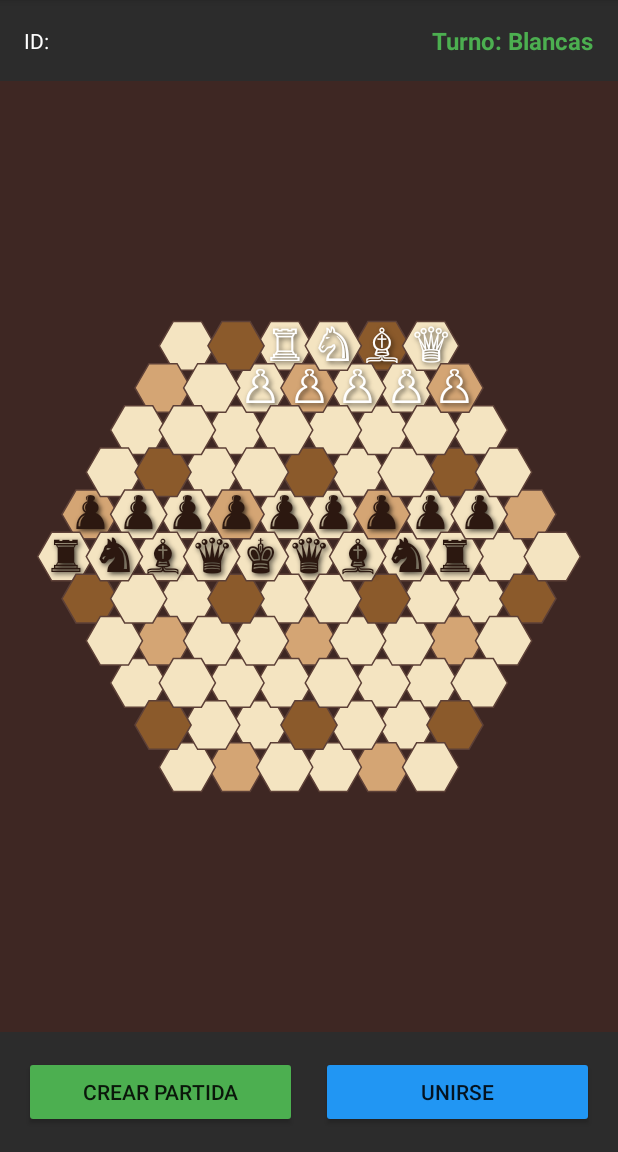
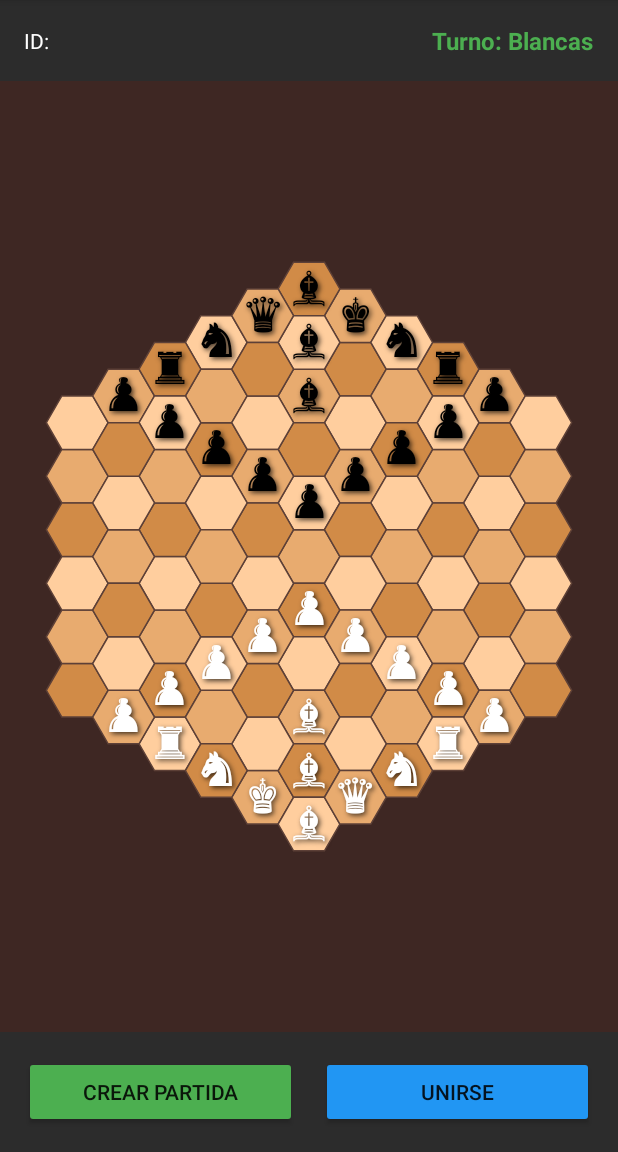
Before and after one commit to BarbieLumbreras/equipo6-proyectoequipou2, an Android app: the screen it shows after launch (MainActivity), on a phone screen of 412 x 824 dp, the part 84-1236 px from its top. Run offline under Robolectric (Android 15) with nearby library versions, the phone set to English and light mode, and no system bars; our stand-ins replace Firebase (no records; nobody signed in at launch, a user with empty details on screens opened directly).

Commit message:
Correccion de errores

```diff
--- a/app/src/main/java/upv_dap/sep_dic_25/itiid_76129/hexagonalchess/ChessPiece.java
+++ b/app/src/main/java/upv_dap/sep_dic_25/itiid_76129/hexagonalchess/ChessPiece.java
@@ -25,13 +25,14 @@ public class ChessPiece {
 
     // Obtener símbolo Unicode para representar la pieza
     public String getSymbol() {
+        // Usar símbolos más consistentes (todos rellenos o todos vacíos)
         switch (type) {
-            case KING:   return color == PieceColor.WHITE ? "♔" : "♚";
-            case QUEEN:  return color == PieceColor.WHITE ? "♕" : "♛";
-            case ROOK:   return color == PieceColor.WHITE ? "♖" : "♜";
-            case BISHOP: return color == PieceColor.WHITE ? "♗" : "♝";
-            case KNIGHT: return color == PieceColor.WHITE ? "♘" : "♞";
-            case PAWN:   return color == PieceColor.WHITE ? "♙" : "♟";
+            case KING:   return "♚"; //REY
+            case QUEEN:  return "♛"; //DAMA
+            case ROOK:   return "♜"; //TORRE
+            case BISHOP: return "♝"; //ALFIL
+            case KNIGHT: return "♞"; //JUAN
+            case PAWN:   return "♟"; //CORNEJO
             default:     return "";
         }
     }
--- a/app/src/main/java/upv_dap/sep_dic_25/itiid_76129/hexagonalchess/HexBoard.java
+++ b/app/src/main/java/upv_dap/sep_dic_25/itiid_76129/hexagonalchess/HexBoard.java
@@ -30,19 +30,18 @@ public class HexBoard {
     }
 
     private String getCellColor(int q, int r) {
-        int s = -q - r;
-        int qMod = ((q % 3) + 3) % 3;
-        int rMod = ((r % 3) + 3) % 3;
-        int sMod = ((s % 3) + 3) % 3;
+        // Patrón verificado para ajedrez hexagonal Gliński
+        // Usando la fórmula: (q - r) mod 3
 
-        if (qMod == 0 && rMod == 0 && sMod == 0) return "light";
-        if (qMod == 1 && rMod == 1 && sMod == 1) return "medium";
-        if (qMod == 2 && rMod == 2 && sMod == 2) return "dark";
+        int colorValue = (q - r) % 3;
+        if (colorValue < 0) colorValue += 3;
 
-        int sum = (qMod + rMod + sMod) % 3;
-        if (sum == 0) return "light";
-        if (sum == 1) return "medium";
-        return "dark";
+        switch (colorValue) {
+            case 0: return "medium";
+            case 1: return "light";
+            case 2: return "dark";
+            default: return "light";
+        }
     }
 
     // Posiciones según tablero estándar de Gliński
@@ -50,54 +49,57 @@ public class HexBoard {
     // - Negras arriba (filas 10-11)
     // - Blancas abajo (filas 1-2)
     private void setupInitialPieces() {
-        // === PIEZAS NEGRAS (ARRIBA) ===
-        // Fila 11 - La fila más superior con las piezas principales
-        // En la imagen: a11=Torre, b11=Caballo, c11=Alfil, d11=Dama, e11=Rey, f11=Dama, g11=Alfil, h11=Caballo, i11=Torre
+        // === PIEZAS NEGRAS (ARRIBA - lado norte) ===
 
-        // Usando r=-5 para la fila superior
-        placePiece(-5, 0, ChessPiece.PieceType.ROOK, ChessPiece.PieceColor.BLACK);      // a11
-        placePiece(-4, 0, ChessPiece.PieceType.KNIGHT, ChessPiece.PieceColor.BLACK);    // b11
-        placePiece(-3, 0, ChessPiece.PieceType.BISHOP, ChessPiece.PieceColor.BLACK);    // c11
-        placePiece(-2, 0, ChessPiece.PieceType.QUEEN, ChessPiece.PieceColor.BLACK);     // d11
-        placePiece(-1, 0, ChessPiece.PieceType.KING, ChessPiece.PieceColor.BLACK);      // e11
-        placePiece(0, 0, ChessPiece.PieceType.QUEEN, ChessPiece.PieceColor.BLACK);      // f11
-        placePiece(1, 0, ChessPiece.PieceType.BISHOP, ChessPiece.PieceColor.BLACK);     // g11
-        placePiece(2, 0, ChessPiece.PieceType.KNIGHT, ChessPiece.PieceColor.BLACK);     // h11
-        placePiece(3, 0, ChessPiece.PieceType.ROOK, ChessPiece.PieceColor.BLACK);       // i11
+        // Fila 11 (r = -5) - Piezas principales negras
+        placePiece(-1, -4, ChessPiece.PieceType.QUEEN, ChessPiece.PieceColor.BLACK);
+        placePiece(1, -5, ChessPiece.PieceType.KING, ChessPiece.PieceColor.BLACK);
 
-        // Fila 10 - Peones negros
-        placePiece(-5, 1, ChessPiece.PieceType.PAWN, ChessPiece.PieceColor.BLACK);
-        placePiece(-4, 1, ChessPiece.PieceType.PAWN, ChessPiece.PieceColor.BLACK);
-        placePiece(-3, 1, ChessPiece.PieceType.PAWN, ChessPiece.PieceColor.BLACK);
-        placePiece(-2, 1, ChessPiece.PieceType.PAWN, ChessPiece.PieceColor.BLACK);
-        placePiece(-1, 1, ChessPiece.PieceType.PAWN, ChessPiece.PieceColor.BLACK);
-        placePiece(0, 1, ChessPiece.PieceType.PAWN, ChessPiece.PieceColor.BLACK);
-        placePiece(1, 1, ChessPiece.PieceType.PAWN, ChessPiece.PieceColor.BLACK);
-        placePiece(2, 1, ChessPiece.PieceType.PAWN, ChessPiece.PieceColor.BLACK);
-        placePiece(3, 1, ChessPiece.PieceType.PAWN, ChessPiece.PieceColor.BLACK);
+        placePiece(0, -5, ChessPiece.PieceType.BISHOP, ChessPiece.PieceColor.BLACK);
+        placePiece(0, -4, ChessPiece.PieceType.BISHOP, ChessPiece.PieceColor.BLACK);
+        placePiece(0, -3, ChessPiece.PieceType.BISHOP, ChessPiece.PieceColor.BLACK);
 
-        // === PIEZAS BLANCAS (ABAJO) ===
-        // Fila 2 - Peones blancos
+        placePiece(2, -5, ChessPiece.PieceType.KNIGHT, ChessPiece.PieceColor.BLACK);
+        placePiece(-2, -3, ChessPiece.PieceType.KNIGHT, ChessPiece.PieceColor.BLACK);
+        placePiece(3, -5, ChessPiece.PieceType.ROOK, ChessPiece.PieceColor.BLACK);
+        placePiece(-3, -2, ChessPiece.PieceType.ROOK, ChessPiece.PieceColor.BLACK);
+
+        // Fila 10 (r = -4) - Peones negros
+        placePiece(-4, -1, ChessPiece.PieceType.PAWN, ChessPiece.PieceColor.BLACK);
+        placePiece(-3, -1, ChessPiece.PieceType.PAWN, ChessPiece.PieceColor.BLACK);
+        placePiece(-2, -1, ChessPiece.PieceType.PAWN, ChessPiece.PieceColor.BLACK);
+        placePiece(-1, -1, ChessPiece.PieceType.PAWN, ChessPiece.PieceColor.BLACK);
+        placePiece(0, -1, ChessPiece.PieceType.PAWN, ChessPiece.PieceColor.BLACK);
+        placePiece(1, -2, ChessPiece.PieceType.PAWN, ChessPiece.PieceColor.BLACK);
+        placePiece(2, -3, ChessPiece.PieceType.PAWN, ChessPiece.PieceColor.BLACK);
+        placePiece(3, -4, ChessPiece.PieceType.PAWN, ChessPiece.PieceColor.BLACK);
+        placePiece(4, -5, ChessPiece.PieceType.PAWN, ChessPiece.PieceColor.BLACK);
+
+        // === PIEZAS BLANCAS (ABAJO) === - COORDENADAS INVERTIDAS
+
+// Réplica simétrica de las piezas negras
+        placePiece(1, 4, ChessPiece.PieceType.QUEEN, ChessPiece.PieceColor.WHITE);
+        placePiece(-1, 5, ChessPiece.PieceType.KING, ChessPiece.PieceColor.WHITE);
+
+        placePiece(0, 5, ChessPiece.PieceType.BISHOP, ChessPiece.PieceColor.WHITE);
+        placePiece(0, 4, ChessPiece.PieceType.BISHOP, ChessPiece.PieceColor.WHITE);
+        placePiece(0, 3, ChessPiece.PieceType.BISHOP, ChessPiece.PieceColor.WHITE);
+
+        placePiece(-2, 5, ChessPiece.PieceType.KNIGHT, ChessPiece.PieceColor.WHITE);
+        placePiece(2, 3, ChessPiece.PieceType.KNIGHT, ChessPiece.PieceColor.WHITE);
+        placePiece(-3, 5, ChessPiece.PieceType.ROOK, ChessPiece.PieceColor.WHITE);
+        placePiece(3, 2, ChessPiece.PieceType.ROOK, ChessPiece.PieceColor.WHITE);
+
+// Peones blancos
+        placePiece(4, 1, ChessPiece.PieceType.PAWN, ChessPiece.PieceColor.WHITE);
+        placePiece(3, 1, ChessPiece.PieceType.PAWN, ChessPiece.PieceColor.WHITE);
+        placePiece(2, 1, ChessPiece.PieceType.PAWN, ChessPiece.PieceColor.WHITE);
+        placePiece(1, 1, ChessPiece.PieceType.PAWN, ChessPiece.PieceColor.WHITE);
+        placePiece(0, 1, ChessPiece.PieceType.PAWN, ChessPiece.PieceColor.WHITE);
+        placePiece(-1, 2, ChessPiece.PieceType.PAWN, ChessPiece.PieceColor.WHITE);
+        placePiece(-2, 3, ChessPiece.PieceType.PAWN, ChessPiece.PieceColor.WHITE);
         placePiece(-3, 4, ChessPiece.PieceType.PAWN, ChessPiece.PieceColor.WHITE);
-        placePiece(-2, 4, ChessPiece.PieceType.PAWN, ChessPiece.PieceColor.WHITE);
-        placePiece(-1, 4, ChessPiece.PieceType.PAWN, ChessPiece.PieceColor.WHITE);
-        placePiece(0, 4, ChessPiece.PieceType.PAWN, ChessPiece.PieceColor.WHITE);
-        placePiece(1, 4, ChessPiece.PieceType.PAWN, ChessPiece.PieceColor.WHITE);
-        placePiece(2, 4, ChessPiece.PieceType.PAWN, ChessPiece.PieceColor.WHITE);
-        placePiece(3, 4, ChessPiece.PieceType.PAWN, ChessPiece.PieceColor.WHITE);
-        placePiece(4, 4, ChessPiece.PieceType.PAWN, ChessPiece.PieceColor.WHITE);
-        placePiece(5, 4, ChessPiece.PieceType.PAWN, ChessPiece.PieceColor.WHITE);
-
-        // Fila 1 - Piezas principales blancas
-        placePiece(-3, 5, ChessPiece.PieceType.ROOK, ChessPiece.PieceColor.WHITE);      // a1
-        placePiece(-2, 5, ChessPiece.PieceType.KNIGHT, ChessPiece.PieceColor.WHITE);    // b1
-        placePiece(-1, 5, ChessPiece.PieceType.BISHOP, ChessPiece.PieceColor.WHITE);    // c1
-        placePiece(0, 5, ChessPiece.PieceType.QUEEN, ChessPiece.PieceColor.WHITE);      // d1
-        placePiece(1, 5, ChessPiece.PieceType.KING, ChessPiece.PieceColor.WHITE);       // e1
-        placePiece(2, 5, ChessPiece.PieceType.QUEEN, ChessPiece.PieceColor.WHITE);      // f1
-        placePiece(3, 5, ChessPiece.PieceType.BISHOP, ChessPiece.PieceColor.WHITE);     // g1
-        placePiece(4, 5, ChessPiece.PieceType.KNIGHT, ChessPiece.PieceColor.WHITE);     // h1
-        placePiece(5, 5, ChessPiece.PieceType.ROOK, ChessPiece.PieceColor.WHITE);       // i1
+        placePiece(-4, 5, ChessPiece.PieceType.PAWN, ChessPiece.PieceColor.WHITE);
     }
 
     private void placePiece(int q, int r, ChessPiece.PieceType type, ChessPiece.PieceColor color) {
--- a/app/src/main/java/upv_dap/sep_dic_25/itiid_76129/hexagonalchess/HexagonalBoardView.java
+++ b/app/src/main/java/upv_dap/sep_dic_25/itiid_76129/hexagonalchess/HexagonalBoardView.java
@@ -54,7 +54,7 @@ public class HexagonalBoardView extends View {
         hexPaint.setStyle(Paint.Style.FILL);
 
         textPaint = new Paint(Paint.ANTI_ALIAS_FLAG);
-        textPaint.setTextSize(45f);
+        textPaint.setTextSize(hexSize * 0.9f);; // Tamaño relativo al hexágono
         textPaint.setTextAlign(Paint.Align.CENTER);
         textPaint.setColor(Color.BLACK);
 
@@ -78,7 +78,7 @@ public class HexagonalBoardView extends View {
         centerX = w / 2f;
         centerY = h / 2f;
         // Ajustar para radio 5 (11 hexágonos en el diámetro más ancho)
-        hexSize = Math.min(w, h) / 22f;
+        hexSize = Math.min(w, h) / 20f;
     }
 
     @Override
@@ -91,7 +91,7 @@ public class HexagonalBoardView extends View {
         for (HexCell cell : board.getAllCells().values()) {
             drawHexCell(canvas, cell);
         }
-
+        //drawCoordinates(canvas);
         // Dibujar movimientos válidos si hay una celda seleccionada
         if (selectedCell != null && validMoves != null) {
             for (HexCell cell : validMoves) {
@@ -138,11 +138,11 @@ public class HexagonalBoardView extends View {
         // Colores que coinciden con la imagen de referencia
         switch (cell.getColor()) {
             case "light":
-                return Color.parseColor("#F4E4C1"); // Beige muy claro
+                return Color.parseColor("#ffce9e"); // Beige muy claro
             case "medium":
-                return Color.parseColor("#D4A574"); // Café medio/naranja
+                return Color.parseColor("#e8ab6f"); // Café medio/naranja
             case "dark":
-                return Color.parseColor("#8B5A2B"); // Café oscuro
+                return Color.parseColor("#d18b47"); // Café oscuro
             default:
                 return Color.LTGRAY;
         }
@@ -152,7 +152,7 @@ public class HexagonalBoardView extends View {
         if (piece.getColor() == ChessPiece.PieceColor.WHITE) {
             textPaint.setColor(Color.WHITE);
         } else {
-            textPaint.setColor(Color.parseColor("#2C1810"));
+            textPaint.setColor(Color.parseColor("#000000"));
         }
 
         textPaint.setShadowLayer(4, 2, 2, Color.argb(180, 0, 0, 0));
@@ -191,15 +191,19 @@ public class HexagonalBoardView extends View {
 
     private Path createHexagonPath(PointF center) {
         Path path = new Path();
-        // CAMBIO CRÍTICO: Hexágono flat-top (lado plano arriba/abajo)
-        // Comenzar desde 0° para orientación correcta
+        float radius = hexSize;
+
+        // CORRECCIÓN: Orientación point-top (puntas arriba/abajo)
         for (int i = 0; i < 6; i++) {
-            float angle = (float) (Math.PI / 3 * i); // Sin offset, empieza en 0°
-            float x = center.x + hexSize * (float) Math.cos(angle);
-            float y = center.y + hexSize * (float) Math.sin(angle);
+            float angle = (float) (Math.PI / 3 * i); // Sin offset = point-top
+            float x = center.x + radius * (float) Math.cos(angle);
+            float y = center.y + radius * (float) Math.sin(angle);
 
-            if (i == 0) path.moveTo(x, y);
-            else path.lineTo(x, y);
+            if (i == 0) {
+                path.moveTo(x, y);
+            } else {
+                path.lineTo(x, y);
+            }
         }
         path.close();
         return path;
@@ -293,20 +297,20 @@ public class HexagonalBoardView extends View {
     // ==================== CONVERSIÓN DE COORDENADAS ====================
 
     private PointF hexToPixel(int q, int r) {
-        // Coordenadas para flat-top orientation
-        // x aumenta hacia la derecha, y aumenta hacia abajo
-        float x = hexSize * (float)(Math.sqrt(3) * q + Math.sqrt(3)/2 * r);
-        float y = hexSize * (float)(3.0/2 * r);
-        return new PointF(centerX + x, centerY - y); // Nota: -y para invertir eje vertical
+        // CORRECCIÓN: Fórmula para point-top orientation
+        float x = hexSize * (float) (3.0 / 2 * q);
+        float y = hexSize * (float) (Math.sqrt(3) * (r + q / 2.0));
+
+        return new PointF(centerX + x, centerY + y);
     }
 
     private HexCell pixelToHex(float x, float y) {
+        // CORRECCIÓN: Conversión inversa para point-top
         float relX = (x - centerX) / hexSize;
-        float relY = -(y - centerY) / hexSize; // Invertir Y
+        float relY = (y - centerY) / hexSize;
 
-        // Conversión inversa para flat-top
-        float q = (float)((Math.sqrt(3)/3 * relX - 1.0/3 * relY));
-        float r = (float)(2.0/3 * relY);
+        float q = (float) (2.0 / 3 * relX);
+        float r = (float) ((-1.0 / 3 * relX + Math.sqrt(3) / 3 * relY));
 
         return hexRound(q, r);
     }
@@ -362,4 +366,27 @@ public class HexagonalBoardView extends View {
     public void setOnMoveAttemptListener(OnMoveAttemptListener listener) {
         this.moveAttemptListener = listener;
     }
+    // Método para debug - mostrar coordenadas
+    private void drawCoordinates(Canvas canvas) {
+        Paint coordPaint = new Paint(Paint.ANTI_ALIAS_FLAG);
+        coordPaint.setTextSize(hexSize * 0.60f);
+        coordPaint.setColor(Color.BLUE);
+        coordPaint.setTextAlign(Paint.Align.CENTER);
+
+        for (HexCell cell : board.getAllCells().values()) {
+            PointF center = hexToPixel(cell.getQ(), cell.getR());
+
+            // Mostrar coordenadas (q,r)
+            String coords = cell.getQ() + "," + cell.getR();
+            canvas.drawText(coords, center.x, center.y, coordPaint);
+
+            // Opcional: mostrar si tiene pieza
+            if (cell.getPiece() != null) {
+                coordPaint.setColor(Color.BLUE);
+                String pieceInfo = cell.getPiece().getType().name().charAt(0) + "";
+                canvas.drawText(pieceInfo, center.x, center.y + hexSize * 0.4f, coordPaint);
+                coordPaint.setColor(Color.RED);
+            }
+        }
+    }
 }
--- /dev/null
+++ b/app/src/main/res/drawable/bg_app_gradient.xml
@@ -0,0 +1,4 @@
+<gradient xmlns:android="http://schemas.android.com/apk/res/android"
+    android:startColor="#191A1E"
+    android:endColor="#101114"
+    android:angle="90" />
```
Also changed, not shown: app/build.gradle (+11 -0 lines), app/src/main/cpp/CMakeLists.txt (added, +38 -0 lines), app/src/main/java/upv_dap/sep_dic_25/itiid_76129/hexagonalchess/MoveValidator.java (+30 -38 lines), 1 other file.
